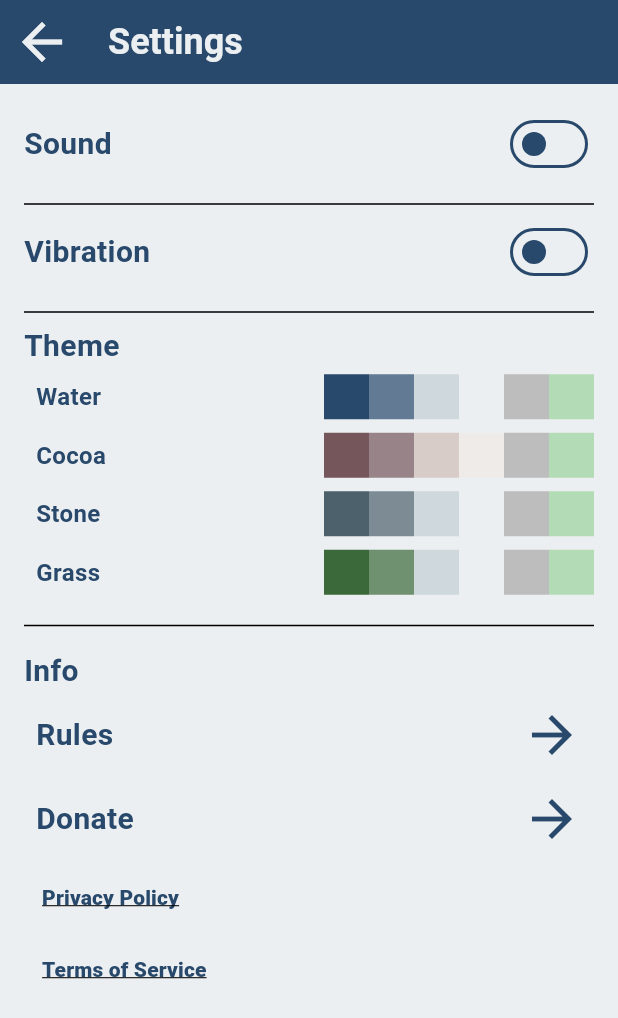
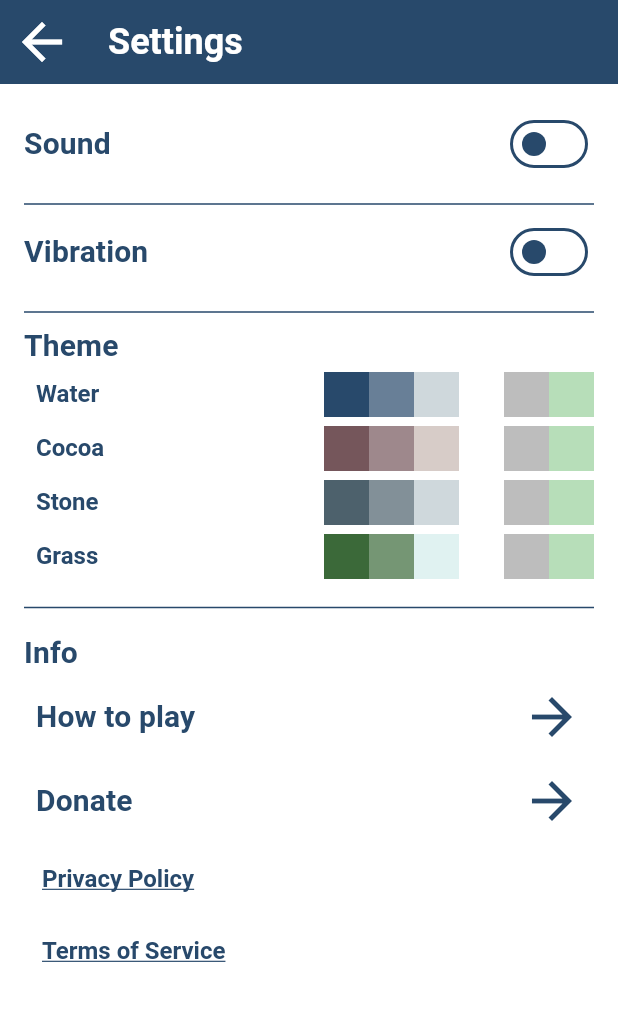
Before and after one commit to julia-morg/numerocide, a Flutter app: the TutorialPage screen opened directly with empty values, after a tap on the "settings" icon, on a phone screen of 412 x 824 dp. Shown: the top 1018 px of the screen. Run offline on Flutter 3.47's test engine with Material 3 defaults, Android fonts, the phone set to English and light mode, and no system bars; our stand-ins replace audioplayers, in_app_purchase, shared_preferences, vibration; missing offline and left inert: volume_control; accounts and stored records are empty.

Commit message:
upgrade tutorial, fix font styles, move components to folders

```diff
--- a/lib/game/animated_button.dart
+++ b/lib/components/animated_button.dart
@@ -109,9 +109,7 @@ class AnimatedButtonState extends State<AnimatedButton>
                     ),
                     child: Text(
                       '${widget.labelCount}',
-                      style: TextStyle(
-                        fontSize: 12,
-                        fontWeight: FontWeight.bold,
+                      style: Theme.of(context).textTheme.labelSmall!.copyWith(
                         color: lightColor,
                       ),
                     ),
--- a/lib/game/button_grid.dart
+++ b/lib/components/button_grid.dart
@@ -1,6 +1,6 @@
 import 'package:flutter/material.dart';
-import 'hint.dart';
-import 'desk.dart';
+import '../game/hint.dart';
+import '../game/desk.dart';
 import 'dart:math';
 
 class ButtonGrid extends StatefulWidget {
@@ -55,7 +55,7 @@ class _ButtonGridState extends State<ButtonGrid> {
         initialEmptyCells +
         widget.desk.rowLength.toInt();
     int finalRows = (finalItemCount / widget.desk.rowLength).ceil();
-    Color highlightColor = Theme.of(context).colorScheme.primary.withOpacity(0.5);
+    Color highlightColor = Theme.of(context).colorScheme.onPrimary;
 
     return Container(
         padding: const EdgeInsets.all(0),
@@ -93,7 +93,7 @@ class _ButtonGridState extends State<ButtonGrid> {
   }
 
   buildButton(int index, String text, bool isActive, bool isSelected, bool isHint) {
-    Color highlightColor = Theme.of(context).colorScheme.primary.withOpacity(0.7);
+    Color highlightColor = Theme.of(context).colorScheme.onPrimary;
     Color hintColor = Theme.of(context).colorScheme.outline;
     Color inactiveTextColor = Theme.of(context).colorScheme.onSecondary;
     Color activeTextColor = Theme.of(context).colorScheme.primary;
--- a/lib/game/default_scaffold.dart
+++ b/lib/components/default_scaffold.dart
@@ -1,6 +1,6 @@
 import 'package:flutter/material.dart';
 import 'package:numerocide/game/settings.dart';
-import 'package:numerocide/settings_page.dart';
+import 'package:numerocide/pages/settings_page.dart';
 
 class DefaultScaffold extends StatelessWidget {
   final Widget body;
--- /dev/null
+++ b/lib/components/text_plate.dart
@@ -0,0 +1,36 @@
+import 'package:flutter/material.dart';
+
+class TextPlate extends StatelessWidget {
+  final String centeredText;
+  final String justifiedText;
+
+  const TextPlate({
+    super.key,
+    required this.centeredText,
+    required this.justifiedText,
+  });
+
+  @override
+  Widget build(BuildContext context) {
+    return Container(
+      padding: const EdgeInsets.all(16),
+      color: Theme.of(context).colorScheme.secondaryContainer,
+      child: Column(
+        mainAxisSize: MainAxisSize.min,
+        crossAxisAlignment: CrossAxisAlignment.stretch,
+        children: [
+          Text(
+            centeredText,
+            style: Theme.of(context).textTheme.titleSmall,
+            textAlign: TextAlign.center,
+          ),
+          Text(
+            justifiedText,
+            style: Theme.of(context).textTheme.titleSmall,
+            textAlign: TextAlign.justify,
+          ),
+        ],
+      ),
+    );
+  }
+}
--- a/lib/game/sounds.dart
+++ b/lib/effects/sounds.dart
@@ -1,7 +1,7 @@
 import 'package:audioplayers/audioplayers.dart';
 import 'package:volume_control/volume_control.dart';
 import 'package:flutter/material.dart';
-import 'settings.dart';
+import '../game/settings.dart';
 
 class Sounds {
   const Sounds({
--- a/lib/game/vibro.dart
+++ b/lib/effects/vibro.dart
@@ -1,4 +1,4 @@
-import 'settings.dart';
+import '../game/settings.dart';
 import 'package:vibration/vibration.dart';
 import 'package:flutter/services.dart';
 
--- a/lib/game/settings.dart
+++ b/lib/game/settings.dart
@@ -36,15 +36,9 @@ class Settings {
 
   static ThemeData getThemeData(String theme) {
     ColorScheme colorScheme = getColorScheme(theme);
+    TextTheme textTheme = getTextTheme(colorScheme);
+    SwitchThemeData switchThemeData = getSwitchThemeData(colorScheme);
 
-    TextStyle mainTextStyle = TextStyle(
-      color: colorScheme.primary,
-      fontWeight: FontWeight.bold,
-    );
-    TextStyle headlineTextStyle = TextStyle(
-      color: colorScheme.secondary,
-      fontWeight: FontWeight.bold,
-    );
     AppBarTheme  appBarTheme = AppBarTheme(
       backgroundColor: colorScheme.primary,
       titleTextStyle: TextStyle(
@@ -57,7 +51,57 @@ class Settings {
         size: 40.0,
       ),
     );
-    TextTheme textTheme = TextTheme(
+
+    ElevatedButtonThemeData elevatedButtonTheme = ElevatedButtonThemeData(
+      style: ElevatedButton.styleFrom(
+        padding: const EdgeInsets.symmetric(horizontal: 20, vertical: 10),
+        backgroundColor: colorScheme.secondaryContainer,
+        shape: RoundedRectangleBorder(
+          borderRadius: BorderRadius.circular(10),
+        ),
+      ),
+    );
+
+    IconThemeData iconTheme = IconThemeData(
+      color: colorScheme.primary,
+      size: 40.0,
+    );
+
+    DialogTheme dialogTheme = DialogTheme(
+      backgroundColor: colorScheme.secondary,
+      titleTextStyle: textTheme.headlineMedium,
+      contentTextStyle: textTheme.bodyMedium,
+    );
+
+    DividerThemeData dividerThemeData = DividerThemeData(
+      color: colorScheme.primary,
+    );
+
+    return ThemeData(
+      useMaterial3: true,
+      scaffoldBackgroundColor: colorScheme.secondary,
+      colorScheme: colorScheme,
+      appBarTheme: appBarTheme,
+      textTheme: textTheme,
+      elevatedButtonTheme: elevatedButtonTheme,
+      iconTheme: iconTheme,
+      primaryIconTheme: iconTheme,
+      switchTheme: switchThemeData,
+      dialogTheme: dialogTheme,
+      dividerTheme: dividerThemeData,
+    );
+  }
+
+  static TextTheme getTextTheme(ColorScheme colorScheme) {
+    TextStyle mainTextStyle = TextStyle(
+      color: colorScheme.primary,
+      fontWeight: FontWeight.bold,
+    );
+    TextStyle headlineTextStyle = TextStyle(
+      color: colorScheme.secondary,
+      fontWeight: FontWeight.bold,
+    );
+    return TextTheme(
       headlineLarge: headlineTextStyle,
       headlineMedium: headlineTextStyle,
       headlineSmall: headlineTextStyle,
@@ -69,28 +113,17 @@ class Settings {
       bodySmall: mainTextStyle,
       labelLarge: mainTextStyle.copyWith( fontWeight: FontWeight.w900),
       labelMedium: mainTextStyle.copyWith( fontWeight: FontWeight.w900),
-      labelSmall: mainTextStyle.copyWith( fontWeight: FontWeight.w900),
+      labelSmall: mainTextStyle.copyWith(fontSize: 12, fontWeight: FontWeight.w900),
       displayLarge: mainTextStyle,
       displayMedium: mainTextStyle,
-      displaySmall: mainTextStyle,
+      displaySmall: mainTextStyle.copyWith(fontSize: 16),
+    );
+  }
 
-    );
-    ElevatedButtonThemeData elevatedButtonTheme = ElevatedButtonThemeData(
-      style: ElevatedButton.styleFrom(
-        padding: const EdgeInsets.symmetric(horizontal: 40, vertical: 10),
-        backgroundColor: colorScheme.secondary,
-        shape: RoundedRectangleBorder(
-          borderRadius: BorderRadius.circular(10),
-        ),
-      ),
-    );
-    IconThemeData iconTheme = IconThemeData(
-      color: colorScheme.primary,
-      size: 40.0,
-    );
-    SwitchThemeData switchThemeData = SwitchThemeData(
+  static SwitchThemeData getSwitchThemeData(ColorScheme colorScheme){
+    return SwitchThemeData(
       thumbColor: WidgetStateProperty.resolveWith<Color>(
-        (Set<WidgetState> states) {
+            (Set<WidgetState> states) {
           if (states.contains(WidgetState.selected)) {
             return colorScheme.secondary;
           }
@@ -98,7 +131,7 @@ class Settings {
         },
       ),
       trackColor: WidgetStateProperty.resolveWith<Color>(
-        (Set<WidgetState> states) {
+            (Set<WidgetState> states) {
           if (states.contains(WidgetState.selected)) {
             return colorScheme.primary;
           }
@@ -106,7 +139,7 @@ class Settings {
         },
       ),
       trackOutlineColor: WidgetStateProperty.resolveWith<Color>(
-        (Set<WidgetState> states) {
+            (Set<WidgetState> states) {
           if (states.contains(WidgetState.selected)) {
             return colorScheme.primary;
           }
@@ -114,31 +147,19 @@ class Settings {
         },
       ),
     );
-
-    return ThemeData(
-      scaffoldBackgroundColor: colorScheme.secondary,
-      colorScheme: colorScheme,
-      appBarTheme: appBarTheme,
-      textTheme: textTheme,
-      elevatedButtonTheme: elevatedButtonTheme,
-      iconTheme: iconTheme,
-      primaryIconTheme: iconTheme,
-      useMaterial3: true,
-      switchTheme: switchThemeData,
-    );
   }
 
   static ColorScheme getColorScheme(String theme) {
     ColorScheme colorScheme = ColorScheme(
+      brightness: Brightness.light,
       primary: Colors.deepPurple,
-      onPrimary: Colors.white,
+      onPrimary: Colors.purple,
       surface: Colors.white,
       onSurface: Colors.black,
       error: Colors.red,
       onError: Colors.white,
       onSecondary: Colors.grey[400]!,
-      secondary: Colors.blueGrey[50]!,
-      brightness: Brightness.light,
+      secondary: Colors.white,
       outline: Colors.green[200]!.withOpacity(0.8),
     );
 
@@ -146,7 +167,8 @@ class Settings {
       ColorScheme navyScheme = ColorScheme.fromSeed(seedColor: Colors.blue, dynamicSchemeVariant: DynamicSchemeVariant.fidelity);
       colorScheme = colorScheme.copyWith(
         primary: navyScheme.onSecondaryFixedVariant,
-        secondary: Colors.blueGrey[50]!,
+        onPrimary: navyScheme.onSecondaryFixedVariant.withOpacity(0.7),
+      //  secondary: Colors.blueGrey[50]!,
         secondaryContainer: Colors.blueGrey[100]!,
       );
     }
@@ -155,7 +177,8 @@ class Settings {
       ColorScheme brownScheme = ColorScheme.fromSeed(seedColor: Colors.pink);
       colorScheme = colorScheme.copyWith(
         primary: brownScheme.secondary,
-        secondary: Colors.brown[50]!,
+        onPrimary: brownScheme.secondary.withOpacity(0.7),
+      //  secondary: Colors.brown[50]!,
         secondaryContainer: Colors.brown[100]!,
       );
     }
@@ -163,7 +186,8 @@ class Settings {
       ColorScheme greyScheme = ColorScheme.fromSeed(seedColor: Colors.blueGrey,);
       colorScheme = colorScheme.copyWith(
         primary: greyScheme.secondary,
-        secondary: Colors.blueGrey[50]!,
+        onPrimary: greyScheme.secondary.withOpacity(0.7),
+      //  secondary: Colors.blueGrey[50]!,
         secondaryContainer: Colors.blueGrey[100]!,
       );
     }
@@ -171,8 +195,9 @@ class Settings {
       ColorScheme greenScheme = ColorScheme.fromSeed(seedColor: Colors.green);
       colorScheme = colorScheme.copyWith(
         primary: greenScheme.primary,
-        secondary: Colors.blueGrey[50]!,
-        secondaryContainer: Colors.blueGrey[100]!,
+        onPrimary: greenScheme.primary.withOpacity(0.7),
+     //   secondary: Colors.white.withOpacity(1),
+        secondaryContainer: Colors.teal[50]!,
       );
     }
     return colorScheme;
@@ -182,7 +207,7 @@ class Settings {
     ThemeData themeData = getThemeData(theme);
     return [
       themeData.colorScheme.primary, // primary color
-      themeData.colorScheme.primary.withOpacity(0.7), // highlight color
+      themeData.colorScheme.onPrimary, // highlight color
       themeData.colorScheme.secondaryContainer, // menu buttons highlight
       themeData.colorScheme.secondary, // background color
       themeData.colorScheme.onSecondary, // inactive elements color
--- a/lib/main.dart
+++ b/lib/main.dart
@@ -1,5 +1,5 @@
 import 'package:flutter/material.dart';
-import 'home_page.dart';
+import 'pages/home_page.dart';
 import 'game/settings.dart';
 
 void main() async {
--- a/lib/settings_page.dart
+++ b/lib/pages/settings_page.dart
@@ -1,9 +1,9 @@
 import 'package:flutter/material.dart';
-import 'package:numerocide/tutorial_page.dart';
+import 'package:numerocide/pages/tutorial_page.dart';
 import 'package:url_launcher/url_launcher.dart';
 import 'donate_page.dart';
-import 'game/settings.dart';
-import 'main.dart';
+import '../game/settings.dart';
+import '../main.dart';
 
 class SettingsPage extends StatefulWidget {
   final Settings settings;
@@ -23,16 +23,12 @@ class _SettingsPageState extends State<SettingsPage> {
   @override
   Widget build(BuildContext context) {
     Color colorDark = Theme.of(context).colorScheme.primary;
-    TextStyle labelStyle = TextStyle(
-      fontSize: 20,
-      fontWeight: FontWeight.bold,
-      color: Theme.of(context).colorScheme.primary,
-    );
-    TextStyle themeLabelStyle = TextStyle(
-      fontSize: 16,
-      fontWeight: FontWeight.bold,
-      color: Theme.of(context).colorScheme.primary,
-    );
+    TextStyle labelStyle = Theme.of(context).textTheme.titleSmall!;
+    TextStyle themeLabelStyle = Theme.of(context).textTheme.displaySmall!;
+    TextStyle linkStyle = Theme.of(context).textTheme.displaySmall!.copyWith(
+          decoration: TextDecoration.underline,
+          decorationColor: Theme.of(context).colorScheme.primary,
+        );
 
     return Scaffold(
       appBar: AppBar(
@@ -67,7 +63,7 @@ class _SettingsPageState extends State<SettingsPage> {
               ),
             ),
             const SizedBox(height: 8),
-            const Divider(),
+            Divider(color: Theme.of(context).colorScheme.primary,),
             InkWell(
               onTap: () {
                 setState(() {
@@ -153,7 +149,7 @@ class _SettingsPageState extends State<SettingsPage> {
                   mainAxisAlignment: MainAxisAlignment.spaceBetween,
                   children: [
                     Text(
-                      'Rules',
+                      'How to play',
                       style: labelStyle,
                     ),
                     Icon(Icons.arrow_forward, color: colorDark,),
@@ -198,16 +194,14 @@ class _SettingsPageState extends State<SettingsPage> {
                   throw 'Could not launch $url';
                 }
               },
-              child: const SizedBox(
+              child: SizedBox(
                 width: double.infinity,
                 child: Row(
                   mainAxisAlignment: MainAxisAlignment.spaceBetween,
                   children: [
                     Text(
                       'Privacy Policy',
-                      style: TextStyle(
-                        decoration: TextDecoration.underline,
-                      ),
+                      style: linkStyle,
                     ),
                   ],
                 ),
@@ -222,16 +216,14 @@ class _SettingsPageState extends State<SettingsPage> {
                   throw 'Could not launch $url';
                 }
               },
-              child: const SizedBox(
+              child: SizedBox(
                 width: double.infinity,
                 child: Row(
                   mainAxisAlignment: MainAxisAlignment.spaceBetween,
                   children: [
                     Text(
                       'Terms of Service',
-                      style: TextStyle(
-                        decoration: TextDecoration.underline,
-                      ),
+                      style: linkStyle,
                     ),
                   ],
                 ),
--- a/lib/tutorial_page.dart
+++ b/lib/pages/tutorial_page.dart
@@ -1,12 +1,16 @@
 import 'package:flutter/material.dart';
-import 'package:numerocide/game/default_scaffold.dart';
+import 'package:numerocide/components/default_scaffold.dart';
+import 'package:numerocide/components/dialog_action.dart';
+import 'package:numerocide/components/popup_dialog.dart';
 import 'package:numerocide/game/hint.dart';
-import 'game/desk.dart';
-import 'game/field.dart';
-import 'game/button_grid.dart';
-import 'game/settings.dart';
-import 'game/sounds.dart';
-import 'game/vibro.dart';
+import 'package:numerocide/components/text_plate.dart';
+import '../game/desk.dart';
+import '../game/field.dart';
+import '../components/button_grid.dart';
+import '../game/settings.dart';
+import '../effects/sounds.dart';
+import '../effects/vibro.dart';
+import 'home_page.dart';
 
 class Stage {
   final String text;
@@ -70,8 +74,8 @@ class _TutorialPageState extends State<TutorialPage> {
       Stage(
           'If the cells are diagonal to each other, you can also remove them',
           6,
-          [4, 2, 1, 5, 7, 9, 1, 5, 3, 2],
-          Hint(5, 6)),
+          [4, 9, 3, 5, 7, 2, 1, 5, 4, 2],
+          Hint(1, 6)),
       Stage('The direction of the diagonal doesn’t matter',
           6,
           [2, 4, 1, 5, 7, 9, 5, 8, 3, 8],
@@ -117,7 +121,7 @@ class _TutorialPageState extends State<TutorialPage> {
 
   void _nextStep() {
     if (!isNextStepAvailable()) {
-      Navigator.pop(context);
+      goToMainMenu();
       return;
     }
     setState(() {
@@ -132,21 +136,30 @@ class _TutorialPageState extends State<TutorialPage> {
     return step < stages.length - 1;
   }
 
+  void goToMainMenu() {
+    Navigator.pushAndRemoveUntil(
+      context,
+      MaterialPageRoute(builder: (context) => HomePage(settings: widget.settings,)),
+          (Route<dynamic> route) => false,
+    );
+  }
+
   @override
   Widget build(BuildContext context) {
+    int stepsCount = stages.length;
     return DefaultScaffold(
       settings: widget.settings,
-      title: 'Tutorial',
+      title: 'How to play',
       body: Column(
+        mainAxisAlignment: MainAxisAlignment.center,
         children: [
-          Padding(
-            padding: const EdgeInsets.all(10),
-            child: Text(
-              '${step+1}. $hintText',
-              style: Theme.of(context).textTheme.titleSmall!,
-            ),
+          TextPlate(
+              centeredText: '${step+1}/$stepsCount\n',
+              justifiedText: hintText
           ),
-          Expanded(
+          const SizedBox(height: 20,),
+          SizedBox(
+            height: 260,
             child: ButtonGrid(
               onButtonPressed: _onButtonPressed,
               selectedButtons: selectedButtons,
@@ -159,11 +172,10 @@ class _TutorialPageState extends State<TutorialPage> {
             onPressed: stageCompleted ? _nextStep : null,
             child: Text(
               isNextStepAvailable() ? 'Next Step' : 'Got it! To Main Menu',
-              style: Theme.of(context).textTheme.titleSmall!,
+              style: Theme.of(context).textTheme.titleSmall!.copyWith(color: stageCompleted ? null: Theme.of(context).colorScheme.onSecondary),
             ),
           ),
-          const SizedBox(height: 20,),
-          const Spacer(),
+          const SizedBox(height: 60,),
         ],
       ),
     );
@@ -192,7 +204,32 @@ class _TutorialPageState extends State<TutorialPage> {
               hint = null;
             });
             stageCompleted = true;
-            debugPrint(desk.findHint().toString());
+            if (desk.isVictory()) {
+              if (!mounted) return;
+              showDialog(
+                context: context,
+                builder: (BuildContext context) {
+                  return PopupDialog(
+                    title: 'Hooraay!',
+                    content: 'The tutorial is completed and you are ready to play the game!',
+                    actions: [
+                      DialogAction(
+                        text: 'Restart',
+                        onPressed: () {
+                          Navigator.of(context).pushReplacement(
+                            MaterialPageRoute(builder: (context) => TutorialPage(settings: widget.settings,)),
+                          );
+                        },
+                      ),
+                      DialogAction(
+                        text: 'Main Menu',
+                        onPressed: () => goToMainMenu(),
+                      ),
+                    ],
+                  );
+                },
+              );
+            }
           });
         } else {
           selectedButtons.clear();
```
Also changed, not shown: lib/components/dialog_action.dart (added, +11 -0 lines), lib/components/popup_dialog.dart (added, +53 -0 lines), lib/pages/donate_page.dart (renamed from lib/donate_page.dart, +14 -19 lines), lib/pages/game_page.dart (renamed from lib/game_page.dart, +19 -53 lines), lib/pages/home_page.dart (renamed from lib/home_page.dart, +13 -11 lines), 1 other file.
